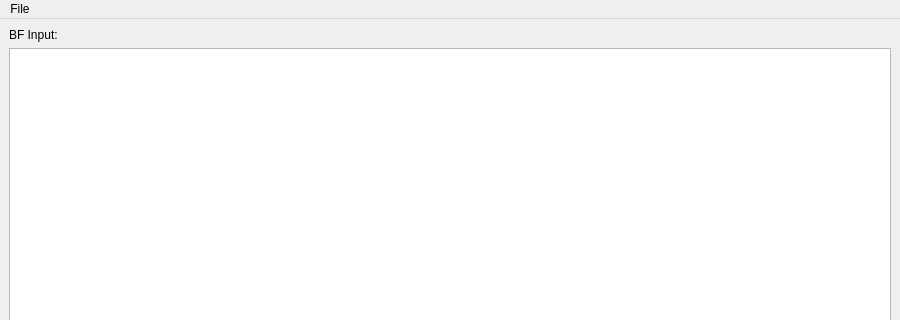
The window that src/UIMain.ui (jolange/qt-bfint) describes before a commit, drawn with Qt 5; both pictures show x 0 to 900 and y 0 to 320 of the 900 by 750 pixel window.
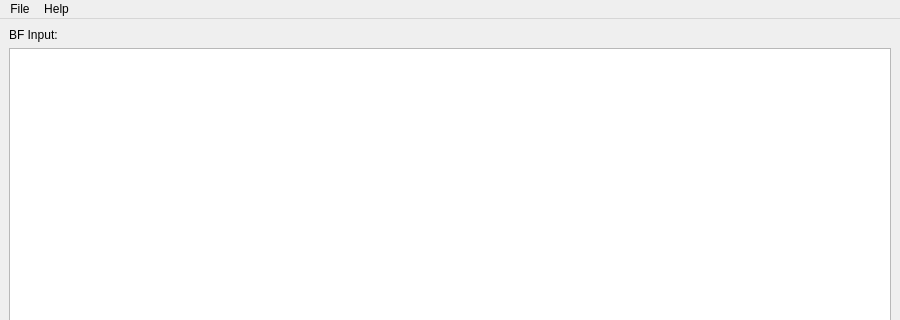
The same window after the commit.

```diff
--- a/src/UIMain.ui
+++ b/src/UIMain.ui
@@ -81,7 +81,14 @@
     </property>
     <addaction name="actionQuit"/>
    </widget>
+   <widget class="QMenu" name="menuHelp">
+    <property name="title">
+     <string>Help</string>
+    </property>
+    <addaction name="actionAbout"/>
+   </widget>
    <addaction name="menuTest"/>
+   <addaction name="menuHelp"/>
   </widget>
   <widget class="QStatusBar" name="statusbar"/>
   <action name="actionQuit">
```
Left out of the diff: 5 changed lines with no effect on the pictures.
